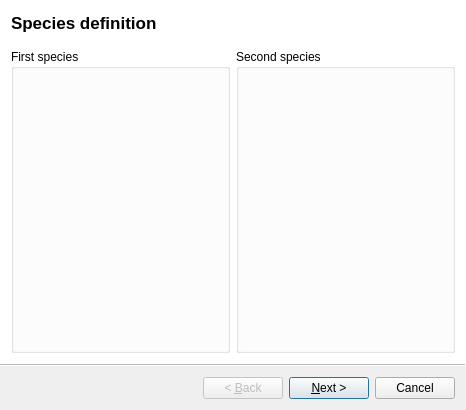
Above: moldyn/ui/qt/create_model.ui from open-moldyn/moldyn before the change. Below: the same form after it.
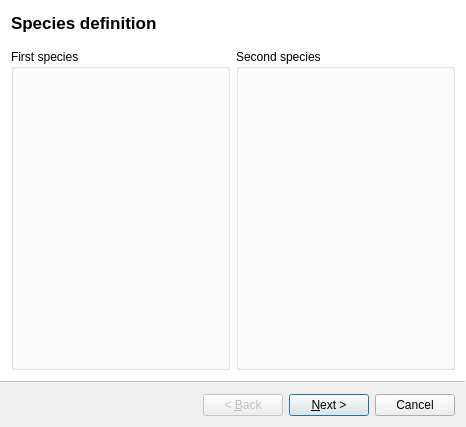
That is the form after the change.

Commit message: Taille de boîte (presque safe)

Diff of the .ui file:
```diff
--- a/moldyn/ui/qt/create_model.ui
+++ b/moldyn/ui/qt/create_model.ui
@@ -7,7 +7,7 @@
     <x>0</x>
     <y>0</y>
     <width>466</width>
-    <height>410</height>
+    <height>427</height>
    </rect>
   </property>
   <property name="sizePolicy">
```
Left out of the diff: 17 changed lines with no effect on the pictures. The commit also changes 2 other files.
